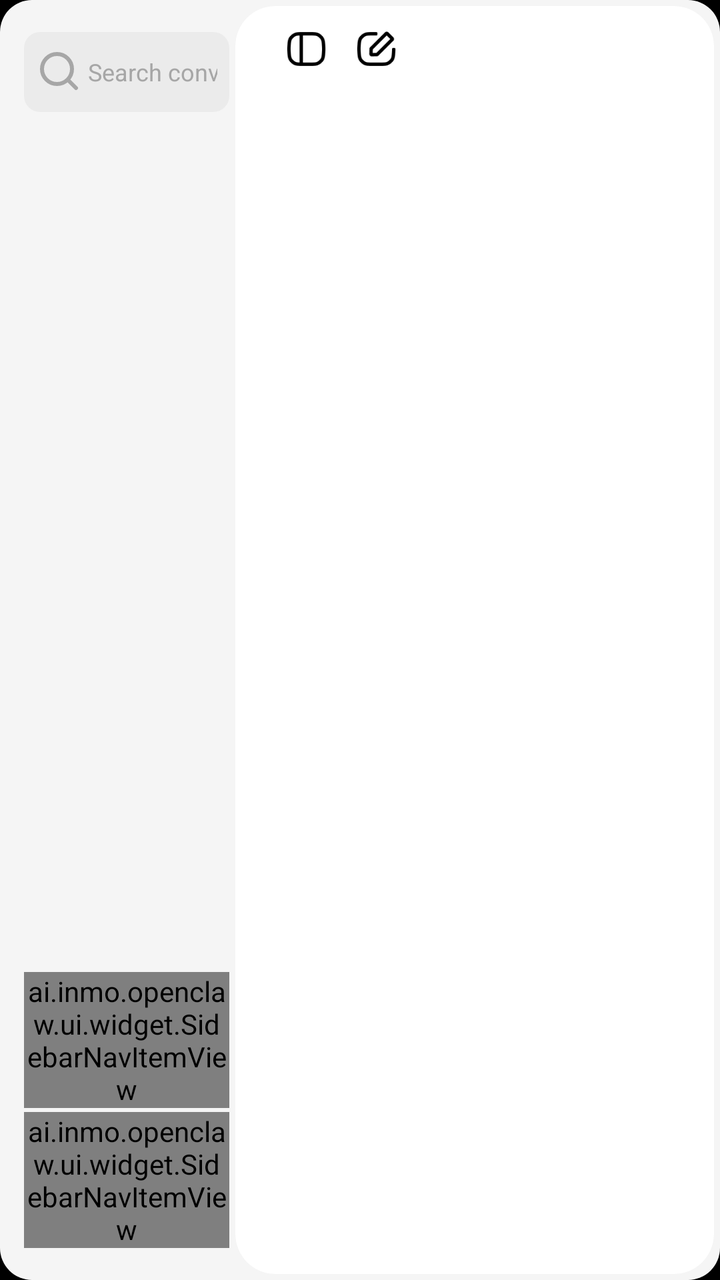
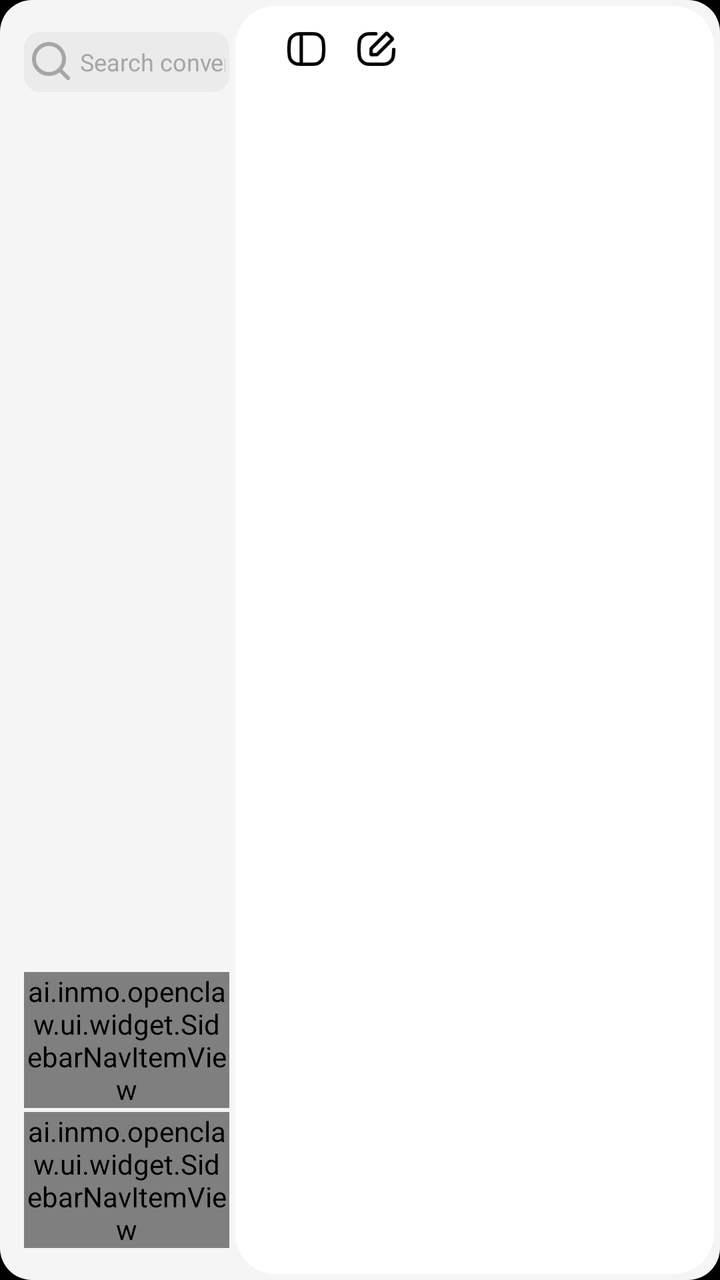

Screens rendered from an Android XML layout before and after an edit, with the pre-edit source and the edit as a unified diff.
<!-- AndroidManifest.xml: application theme Theme.INMOClaw -->
<!-- res/layout/activity_shell.xml -->
<?xml version="1.0" encoding="utf-8"?>
<LinearLayout xmlns:android="http://schemas.android.com/apk/res/android"
    xmlns:app="http://schemas.android.com/apk/res-auto"
    android:id="@+id/shellRoot"
    android:layout_width="match_parent"
    android:layout_height="match_parent"
    android:background="@drawable/bg_shell_external"
    android:orientation="horizontal">

    <LinearLayout
        android:id="@+id/sidebarContainer"
        android:layout_width="0dp"
        android:layout_height="match_parent"
        android:layout_weight="1.2"
        android:orientation="vertical"
        android:paddingStart="12dp"
        android:paddingTop="16dp"
        android:paddingBottom="16dp">

        <TextView
            android:id="@+id/sidebarSearchInput"
            android:layout_width="match_parent"
            android:layout_height="40dp"
            android:background="@drawable/bg_shell_search_field"
            android:clickable="true"
            android:drawableStart="@drawable/ic_shell_search"
            android:drawablePadding="2dp"
            android:focusable="false"
            android:focusableInTouchMode="false"
            android:fontFamily="sans-serif"
            android:gravity="center_vertical"
            android:hint="@string/shell_search_hint"
            android:importantForAutofill="no"
            android:inputType="text"
            android:maxLines="1"
            android:paddingStart="6dp"
            android:paddingEnd="6dp"
            android:textColor="@color/text_primary"
            android:textColorHint="@color/sidebar_muted"
            android:textSize="12sp" />

        <TextView
            android:id="@+id/newChatButton"
            android:layout_width="match_parent"
            android:layout_height="wrap_content"
            android:visibility="gone"
            android:layout_marginTop="12dp"
            android:background="@drawable/bg_shell_new_chat"
            android:clickable="true"
            android:focusable="true"
            android:fontFamily="sans-serif-medium"
            android:gravity="center"
            android:minHeight="56dp"
            android:paddingStart="18dp"
            android:paddingTop="16dp"
            android:paddingEnd="18dp"
            android:paddingBottom="16dp"
            android:text="@string/chat_new"
            android:textColor="@color/text_primary"
            android:textSize="16sp" />

        <TextView
            android:layout_width="wrap_content"
            android:layout_height="wrap_content"
            android:layout_marginTop="20dp"
            android:visibility="gone"
            android:fontFamily="sans-serif-medium"
            android:text="@string/chat_sessions"
            android:textColor="@color/sidebar_muted"
            android:textSize="12sp"
            android:textStyle="bold" />

        <FrameLayout
            android:layout_width="match_parent"
            android:layout_height="0dp"
            android:layout_marginTop="12dp"
            android:layout_weight="1">

            <androidx.recyclerview.widget.RecyclerView
                android:id="@+id/sidebarSessionsRecycler"
                android:layout_width="match_parent"
                android:layout_height="match_parent"
                android:clipToPadding="false"
                android:paddingBottom="16dp" />

            <LinearLayout
                android:id="@+id/sidebarEmptyView"
                android:layout_width="match_parent"
                android:layout_height="match_parent"
                android:gravity="center"
                android:orientation="vertical"
                android:paddingStart="24dp"
                android:paddingEnd="24dp"
                android:visibility="gone">

                <ImageView
                    android:layout_width="40dp"
                    android:layout_height="40dp"
                    android:contentDescription="@null"
                    android:src="@drawable/ic_shell_empty_history" />

                <TextView
                    android:layout_width="wrap_content"
                    android:layout_height="wrap_content"
                    android:layout_marginTop="8dp"
                    android:fontFamily="sans-serif"
                    android:gravity="center"
                    android:text="@string/shell_session_empty"
                    android:textColor="@color/sidebar_muted"
                    android:textSize="12sp" />
            </LinearLayout>
        </FrameLayout>

        <LinearLayout
            android:layout_width="match_parent"
            android:layout_height="wrap_content"
            android:gravity="bottom"
            android:orientation="vertical">

            <ai.inmo.openclaw.ui.widget.SidebarNavItemView
                android:id="@+id/navIdeas"
                android:layout_width="match_parent"
                android:layout_height="wrap_content"
                app:navIcon="@drawable/ic_shell_ideas"
                app:navIconTint="@color/black"
                app:navText="@string/ideas_title" />









            <ai.inmo.openclaw.ui.widget.SidebarNavItemView
                android:id="@+id/navSetting"
                android:layout_width="match_parent"
                android:layout_height="wrap_content"
                android:layout_marginTop="2dp"
                app:navIcon="@drawable/ic_shell_setting"
                app:navIconTint="@color/black"
                app:navText="@string/settings_title" />
        </LinearLayout>
    </LinearLayout>


    <FrameLayout
        android:layout_width="0dp"
        android:layout_height="match_parent"
        android:layout_weight="2.5"
        android:layout_margin="3dp">

        <LinearLayout
            android:clipToOutline="true"
            android:layout_width="match_parent"
            android:layout_height="match_parent"
            android:background="@drawable/bg_chat_screen_surface"
            android:orientation="vertical">

            <LinearLayout
                android:id="@+id/chatHeader"
                android:layout_width="match_parent"
                android:layout_height="wrap_content"
                android:layout_marginHorizontal="18dp"
                android:layout_marginVertical="4dp"
                android:gravity="center_vertical"
                android:orientation="horizontal">

                <ImageButton
                    android:id="@+id/sidebarButton"
                    android:layout_width="35dp"
                    android:layout_height="35dp"
                    android:padding="4dp"
                    android:background="@drawable/bg_chat_icon_button"
                    android:contentDescription="@string/shell_open_sidebar"
                    android:scaleType="fitXY"
                    android:src="@drawable/ic_chat_sidebar"
                    app:tint="@color/black" />

                <ImageButton
                    android:id="@+id/newConversationButton"
                    android:layout_width="35dp"
                    android:layout_height="35dp"
                    android:padding="4dp"
                    android:background="@drawable/bg_chat_icon_button"
                    android:contentDescription="@string/chat_new"
                    android:scaleType="fitXY"
                    android:src="@drawable/ic_chat_new_conversation"
                    app:tint="@color/black" />

                <Space
                    android:layout_width="0dp"
                    android:layout_height="1dp"
                    android:layout_weight="1" />

                <LinearLayout
                    android:id="@+id/usageChip"
                    android:layout_width="wrap_content"
                    android:layout_height="40dp"
                    android:gravity="center_vertical"
                    android:orientation="horizontal"
                    android:paddingStart="12dp"
                    android:paddingEnd="14dp"
                    android:visibility="gone">

                    <ImageView
                        android:layout_width="24dp"
                        android:layout_height="24dp"
                        android:contentDescription="@null"
                        android:src="@drawable/ic_chat_data"
                        app:tint="@color/gray" />

                    <TextView
                        android:id="@+id/usageText"
                        android:layout_width="wrap_content"
                        android:layout_height="wrap_content"
                        android:layout_marginStart="8dp"
                        android:text="@string/chat_usage_hint"
                        android:textColor="@color/text_secondary"
                        android:textSize="13sp" />
                </LinearLayout>
            </LinearLayout>

            <androidx.fragment.app.FragmentContainerView
                android:id="@+id/shellFragmentContainer"
                android:layout_width="match_parent"
                android:layout_height="0dp"
                android:layout_weight="1" />









        </LinearLayout>

        <LinearLayout
            android:id="@+id/shellTopNotice"
            android:layout_width="wrap_content"
            android:layout_height="wrap_content"
            android:layout_gravity="top|center_horizontal"
            android:layout_marginTop="20dp"
            android:background="@drawable/bg_shell_top_notice"
            android:elevation="18dp"
            android:gravity="center"
            android:orientation="horizontal"
            android:paddingStart="20dp"
            android:paddingTop="10dp"
            android:paddingEnd="20dp"
            android:paddingBottom="10dp"
            android:visibility="gone">

            <ImageView
                android:layout_width="20dp"
                android:layout_height="20dp"
                android:contentDescription="@null"
                android:src="@drawable/ic_shell_notice_warning" />

            <TextView
                android:layout_width="wrap_content"
                android:layout_height="wrap_content"
                android:layout_marginStart="12dp"
                android:fontFamily="sans-serif"
                android:gravity="center"
                android:includeFontPadding="false"
                android:maxLines="1"
                android:text="@string/shell_top_notice_no_network"
                android:textColor="@color/black"
                android:textSize="16sp" />
        </LinearLayout>
    </FrameLayout>
</LinearLayout>
<!-- resources referenced by this layout -->
<resources>
  <color name="black">#FF000000</color>
  <color name="gray">#8C8C8C</color>
  <color name="sidebar_muted">#A6A6A6</color>
  <color name="text_primary">#111827</color>
  <color name="text_secondary">#6B7280</color>
  <!-- drawable bg_chat_icon_button (drawable) -->
  <?xml version="1.0" encoding="utf-8"?>
  <selector xmlns:android="http://schemas.android.com/apk/res/android">
      <item android:state_pressed="true">
          <shape>
              <solid android:color="@color/sidebar_selected" />
              <corners android:radius="16dp" />
          </shape>
      </item>
      <item>
          <shape>
              <solid android:color="@android:color/transparent" />
              <corners android:radius="16dp" />
          </shape>
      </item>
  </selector>
  <!-- drawable bg_chat_screen_surface (drawable) -->
  <?xml version="1.0" encoding="utf-8"?>
  <shape xmlns:android="http://schemas.android.com/apk/res/android">
      <solid android:color="@color/surface_card" />
      <corners android:radius="20dp" />
  </shape>
  <!-- drawable bg_shell_external (drawable) -->
  <?xml version="1.0" encoding="utf-8"?>
  <shape xmlns:android="http://schemas.android.com/apk/res/android"
      android:shape="rectangle">
      <corners android:radius="16dp" />
      <solid android:color="@color/surface_primary" />
  
  </shape>
  <!-- drawable bg_shell_search_field (drawable) -->
  <?xml version="1.0" encoding="utf-8"?>
  <shape xmlns:android="http://schemas.android.com/apk/res/android">
      <solid android:color="@color/sidebar_chip" />
      <corners android:radius="8dp" />
  </shape>
  <!-- drawable bg_shell_top_notice (drawable) -->
  <?xml version="1.0" encoding="utf-8"?>
  <shape xmlns:android="http://schemas.android.com/apk/res/android"
      android:shape="rectangle">
      <solid android:color="@color/white" />
      <corners android:radius="16dp" />
      <stroke
          android:width="1dp"
          android:color="#29000000" />
  </shape>
  <string name="chat_new">New Chat</string>
  <string name="chat_sessions">Conversations</string>
  <string name="chat_usage_hint">Used %1$s, %2$s%% remaining</string>
  <string name="ideas_title">Ideas</string>
  <string name="settings_title">Settings</string>
  <string name="shell_open_sidebar">Open sidebar</string>
  <string name="shell_search_hint">Search conversations</string>
  <string name="shell_session_empty">No history dialogues available</string>
  <string name="shell_top_notice_no_network">无网络，请检查连接</string>
  <style name="Theme.INMOClaw" parent="Base.Theme.INMOClaw" />
  <color name="sidebar_selected">#04000000</color>
  <color name="surface_card">#FFFFFFFF</color>
  <color name="surface_primary">#F5F5F5</color>
  <color name="sidebar_pressed">#16000000</color>
  <color name="sidebar_chip">#0A000000</color>
  <color name="stroke_soft">#D6DCE7</color>
  <color name="white">#FFFFFFFF</color>
  <style name="Base.Theme.INMOClaw" parent="Theme.Material3.DayNight.NoActionBar">
          
          <item name="android:defaultFocusHighlightEnabled" tools:targetApi="o">false</item>
          <item name="android:statusBarColor">@android:color/transparent</item>
          <item name="android:windowLightStatusBar">false</item>
          <item name="colorPrimary">@color/brand_primary</item>
          <item name="android:colorBackground">@color/black</item>
          <item name="android:windowBackground">@color/black</item>
      </style>
  <color name="brand_primary">#3978F3</color>
  <!-- unchanged entries left out for length: 9 -->
</resources>

<!-- the commit's change to res/layout/activity_shell.xml (unified diff, before → after) -->
@@ -20,7 +20,7 @@
         <TextView
             android:id="@+id/sidebarSearchInput"
             android:layout_width="match_parent"
-            android:layout_height="40dp"
+            android:layout_height="30dp"
             android:background="@drawable/bg_shell_search_field"
             android:clickable="true"
             android:drawableStart="@drawable/ic_shell_search"
@@ -33,8 +33,8 @@
             android:importantForAutofill="no"
             android:inputType="text"
             android:maxLines="1"
-            android:paddingStart="6dp"
-            android:paddingEnd="6dp"
+            android:paddingStart="2dp"
+            android:paddingEnd="2dp"
             android:textColor="@color/text_primary"
             android:textColorHint="@color/sidebar_muted"
             android:textSize="12sp" />
